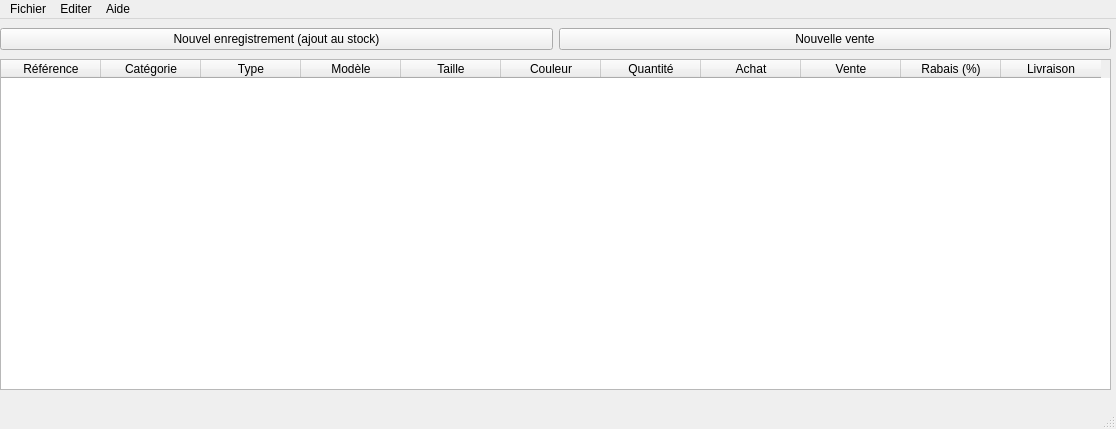
Qt form GestionDeStock/mainwindow.ui (pawamoy/gestion-de-stock) before a commit.
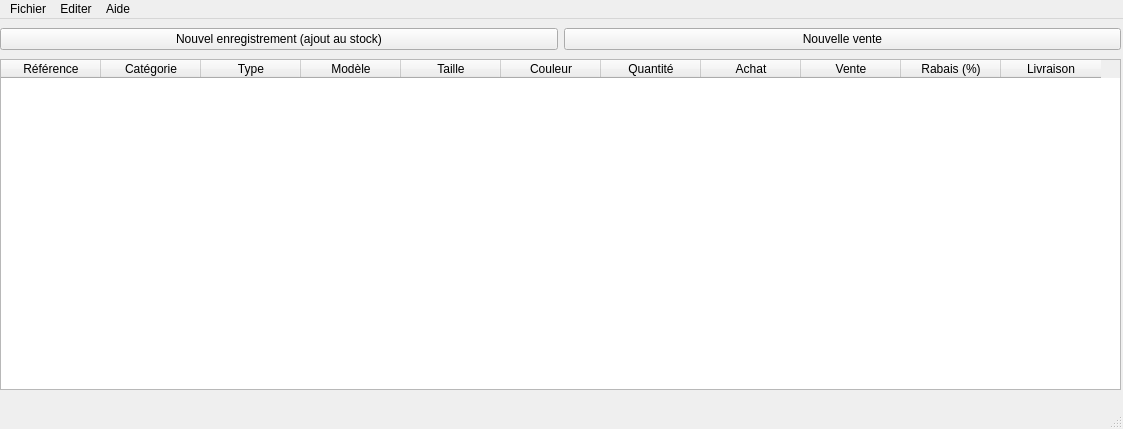
The same form after that commit.

The edit to the form file:
```diff
--- a/GestionDeStock/mainwindow.ui
+++ b/GestionDeStock/mainwindow.ui
@@ -6,7 +6,7 @@
    <rect>
     <x>0</x>
     <y>0</y>
-    <width>1116</width>
+    <width>1123</width>
     <height>429</height>
    </rect>
   </property>
@@ -19,7 +19,7 @@
      <rect>
       <x>0</x>
       <y>40</y>
-      <width>1111</width>
+      <width>1121</width>
       <height>331</height>
      </rect>
     </property>
@@ -90,7 +90,7 @@
      <rect>
       <x>0</x>
       <y>0</y>
-      <width>1111</width>
+      <width>1121</width>
       <height>41</height>
      </rect>
     </property>
@@ -117,7 +117,7 @@
     <rect>
      <x>0</x>
      <y>0</y>
-     <width>1116</width>
+     <width>1123</width>
      <height>29</height>
     </rect>
    </property>
```
